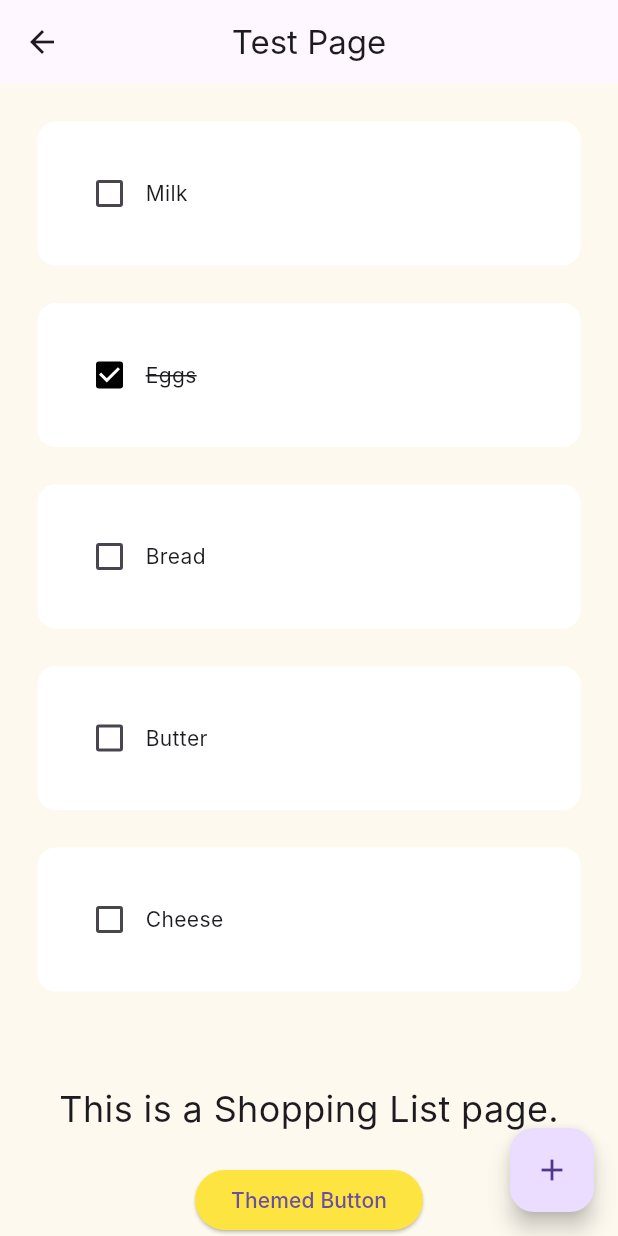
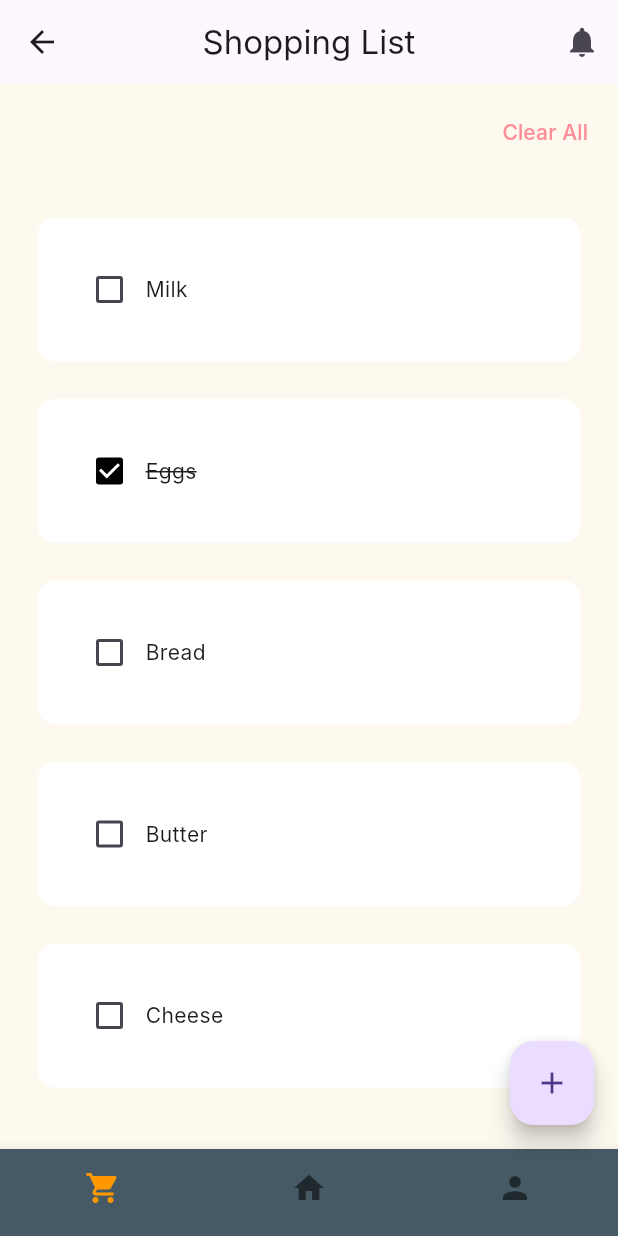
Before and after one commit to Ntckx/MyFridge, a Flutter app: the ShoppingListPage screen opened by its route, on a phone screen of 412 x 824 dp. Run offline on Flutter 3.47's test engine with Material 3 defaults, Android fonts, the phone set to English and light mode, and no system bars; drawn by our look-alikes of flutter_slidable; our stand-ins replace go_router; Roboto replaces fonts that are missing (Inter).

Commit message:
[NEW] Appbar

```diff
--- a/Frontend/lib/routes/router.dart
+++ b/Frontend/lib/routes/router.dart
@@ -1,7 +1,9 @@
 import 'package:flutter/material.dart';
 import 'package:go_router/go_router.dart';
-import '../screens/ShoppingListPage.dart';
-import '../screens/HomePage.dart';
+import 'package:myfridgeapp/screens/ShoppingListPage.dart';
+import 'package:myfridgeapp/screens/HomePage.dart';
+import 'package:myfridgeapp/screens/ProfilePage.dart';
+import 'package:myfridgeapp/screens/NotificationPage.dart';
 
 final GoRouter router = GoRouter(
   routes: <RouteBase>[
@@ -10,6 +12,8 @@ final GoRouter router = GoRouter(
       builder: (context, state) => const HomePage(),
       routes: <RouteBase>[
         GoRoute(path: "shoppinglist", builder: (context, state) => const ShoppingListPage()),
+        GoRoute(path: "profile", builder: (context, state) => const ProfilePage()),
+        GoRoute(path: "notifications", builder: (context, state) => const NotificationPage()),
       ],
     ),
   ],
--- a/Frontend/lib/screens/ShoppingListPage.dart
+++ b/Frontend/lib/screens/ShoppingListPage.dart
@@ -1,7 +1,9 @@
 import 'package:flutter/material.dart';
 import 'package:go_router/go_router.dart';
 import 'package:myfridgeapp/widget/dialog_box.dart';
-import 'package:myfridgeapp/widget/todo_tile.dart';
+import 'package:myfridgeapp/widget/items_tile.dart';
+import 'package:myfridgeapp/widget/NavBar.dart';
+import 'package:myfridgeapp/widget/CustomAppBar.dart';
 
 class ShoppingListPage extends StatefulWidget {
   const ShoppingListPage({Key? key}) : super(key: key);
@@ -18,7 +20,6 @@ class _ShoppingListPageState extends State<ShoppingListPage> {
     ["Bread", false],
     ["Butter", false],
     ["Cheese", false],
-
   ];
 
   void checkBoxChanged(bool? value, int index) {
@@ -32,10 +33,13 @@ class _ShoppingListPageState extends State<ShoppingListPage> {
       items.add([_controller.text, false]);
       _controller.clear();
     });
+    Navigator.of(context).pop();
   }
 
   void createNewItem() {
-    showDialog(context: context, builder:(context) {
+    showDialog(
+        context: context,
+        builder: (context) {
           return DialogBox(
             controller: _controller,
             onSaved: saveNewItem,
@@ -43,16 +47,28 @@ class _ShoppingListPageState extends State<ShoppingListPage> {
               Navigator.of(context).pop();
             },
           );
+        });
+  }
 
+  void deleteItem(int index) {
+    setState(() {
+      items.removeAt(index);
+    });
+  }
+
+  void clearAllItems() {
+    setState(() {
+      items.clear();
     });
   }
 
   @override
   Widget build(BuildContext context) {
     return Scaffold(
-      appBar: AppBar(
-        title: const Text('Test Page'),
+      appBar: CustomAppBar(
+        title: 'Shopping List',
       ),
+      bottomNavigationBar: const BottomNav(path: "/shoppinglist"),
       floatingActionButton: FloatingActionButton(
         onPressed: createNewItem,
         child: const Icon(Icons.add),
@@ -61,29 +77,42 @@ class _ShoppingListPageState extends State<ShoppingListPage> {
         child: Column(
           mainAxisAlignment: MainAxisAlignment.center,
           children: [
+            Padding(
+              padding: const EdgeInsets.all(8.0),
+              child: Align(
+                alignment: Alignment.centerRight,
+                child: TextButton(
+                  onPressed: clearAllItems,
+                  child: const Text(
+                    'Clear All',
+                    style: TextStyle(color: Color.fromARGB(255, 255, 141, 152)),
+                  ),
+                ),
+              ),
+            ),
             Expanded(
                 child: ListView.builder(
-                itemCount: items.length,
+              itemCount: items.length == 0 ? 1 : items.length,
               itemBuilder: (context, index) {
-                  return ToDoTile(
+                if (items.length == 0) {
+                  return Center(
+                    child: Text(
+                      'No items in the list. Add some items!!',
+                      style: TextStyle(color: Colors.grey),
+                    ),
+                  );
+                } else {
+                  return ItemsTile(
                     itemsName: items[index][0],
                     isChecked: items[index][1],
                     onChanged: (value) {
                       checkBoxChanged(value, index);
                     },
+                    deleteItem: (context) => deleteItem(index),
                   );
+                }
               },
-              ),
-            ),
-            const Text(
-              'This is a Shopping List page.',
-              style: TextStyle(fontSize: 24),
-            ),
-            const SizedBox(height: 20),
-            ElevatedButton(
-              onPressed: () => context.go("/"),
-              child: const Text('Themed Button'),
-            ),
+            )),
           ],
         ),
       ),
--- /dev/null
+++ b/Frontend/lib/widget/CustomAppBar.dart
@@ -0,0 +1,26 @@
+import 'package:flutter/material.dart';
+import 'package:go_router/go_router.dart';
+import 'package:myfridgeapp/theme/color_theme.dart';
+
+class CustomAppBar extends StatelessWidget implements PreferredSizeWidget {
+  final String title;
+
+  const CustomAppBar({super.key, required this.title});
+
+  @override
+  Widget build(BuildContext context) {
+    return AppBar(
+      title: Text(title),
+      actions: [
+        IconButton(
+          onPressed: () {
+            GoRouter.of(context).go('/notifications');
+          },
+          icon: Icon(Icons.notifications),
+        ),
+      ],
+    );
+  }
+  @override
+  Size get preferredSize => Size.fromHeight(kToolbarHeight);
+}
--- /dev/null
+++ b/Frontend/lib/widget/NavBar.dart
@@ -0,0 +1,71 @@
+import 'package:flutter/material.dart';
+import 'package:go_router/go_router.dart';
+import 'package:myfridgeapp/theme/color_theme.dart';
+
+class NavItem {
+  Widget icon;
+  String label;
+  String path;
+  bool isGo = false;
+  NavItem(
+      {required this.icon,
+      required this.label,
+      required this.path,
+      this.isGo = false});
+}
+
+class BottomNav extends StatelessWidget {
+  final String? path;
+  const BottomNav({super.key, required this.path});
+
+  @override
+  Widget build(BuildContext context) {
+    final paths = [
+      NavItem(
+        icon: const Icon(Icons.shopping_cart),
+        label: 'Shopping list',
+        path: "/shoppinglist",
+      ),
+      NavItem(
+          icon: const Icon(Icons.home),
+          label: 'Home',
+          path: "/",
+          isGo: true),
+      NavItem(
+          icon: const Icon(Icons.person),
+          label: 'Profile',
+          path: "/profile",
+          isGo: true),
+    ];
+
+    int whichIndex() {
+      for (int i = 0; i < paths.length; i++) {
+        if (path == paths[i].path) {
+          return i;
+        }
+      }
+      return 0;
+    }
+
+    void onChangeRoute(int index) {
+      if (paths[index].isGo) {
+        context.go(paths[index].path);
+      } else {
+        context.push(paths[index].path, extra: true);
+      }
+    }
+
+    return BottomNavigationBar(
+      backgroundColor: Colors.blueGrey.shade700,
+      items: <BottomNavigationBarItem>[
+        for (NavItem i in paths)
+          BottomNavigationBarItem(icon: i.icon, label: i.label)
+      ],
+      currentIndex: whichIndex(),
+      showSelectedLabels: false,
+      selectedItemColor: Colors.orange,
+      showUnselectedLabels: false,
+      onTap: onChangeRoute,
+    );
+  }
+}
--- /dev/null
+++ b/Frontend/lib/widget/items_tile.dart
@@ -0,0 +1,59 @@
+import 'package:flutter/material.dart';
+import 'package:flutter_slidable/flutter_slidable.dart';
+
+class ItemsTile extends StatelessWidget {
+  final String itemsName;
+  final bool isChecked;
+  Function(bool?)? onChanged;
+  Function(BuildContext)? deleteItem;
+
+  ItemsTile(
+      {super.key,
+      required this.itemsName,
+      required this.isChecked,
+      required this.onChanged,
+      required this.deleteItem
+  });
+
+  @override
+  Widget build(BuildContext context) {
+    return Padding(
+        padding: const EdgeInsets.only(left: 25.0, right: 25.0, top: 25.0),
+        child: Slidable(
+          endActionPane: ActionPane(
+            motion: ScrollMotion(),
+            children: [
+              SlidableAction(
+                onPressed: deleteItem,
+                icon: Icons.delete,
+                foregroundColor: Colors.white,
+                backgroundColor: Colors.red.shade400,
+                borderRadius: BorderRadius.circular(12),
+              ),
+            ],
+          ),
+          child: Container(
+            padding: const EdgeInsets.all(24),
+            decoration: BoxDecoration(
+              color: Colors.white,
+              borderRadius: BorderRadius.circular(12),
+            ),
+            child: Row(
+              children: [
+                Checkbox(
+                    value: isChecked,
+                    onChanged: onChanged,
+                    activeColor: Colors.black),
+                Text(
+                  itemsName,
+                  style: TextStyle(
+                      decoration: isChecked
+                          ? TextDecoration.lineThrough
+                          : TextDecoration.none),
+                )
+              ],
+            ),
+          ),
+        ));
+  }
+}
--- a/Frontend/lib/widget/todo_tile.dart
+++ /dev/null
@@ -1,32 +0,0 @@
-import 'package:flutter/material.dart';
-
-class ToDoTile extends StatelessWidget {
-  final String itemsName;
-  final bool isChecked;
-  Function(bool?)? onChanged;
-
-  ToDoTile({
-    super.key,
-    required this.itemsName,
-    required this.isChecked,
-    required this.onChanged
-  });
-
-  @override
-  Widget build(BuildContext context) {
-    return Padding(
-        padding: const EdgeInsets.only(left:25.0, right: 25.0, top: 25.0),
-        child: Container(
-          padding: const EdgeInsets.all(24),
-          decoration: BoxDecoration(
-            color: Colors.white,
-            borderRadius: BorderRadius.circular(12),
-          ),
-          child: Row(
-            children: [Checkbox(value: isChecked, onChanged: onChanged, activeColor: Colors.black),
-              Text(itemsName, style: TextStyle(decoration: isChecked ? TextDecoration.lineThrough : TextDecoration.none),
-        )],
-          ),
-        ));
-  }
-}
--- a/Frontend/pubspec.yaml
+++ b/Frontend/pubspec.yaml
@@ -37,6 +37,7 @@ dependencies:
   cupertino_icons: ^1.0.6
   google_fonts: ^6.2.1
   go_router: ^14.0.1
+  flutter_slidable: ^3.0.1
 
 dev_dependencies:
   flutter_test:
```
Also changed, not shown: Frontend/lib/screens/HomePage.dart (+6 -6 lines), Frontend/lib/screens/NotificationPage.dart (added, +25 -0 lines), Frontend/lib/screens/ProfilePage.dart (added, +25 -0 lines), Frontend/lib/widget/dialog_box.dart (+23 -10 lines), Frontend/pubspec.lock. Lines whose indentation alone changed are shown as unchanged.
